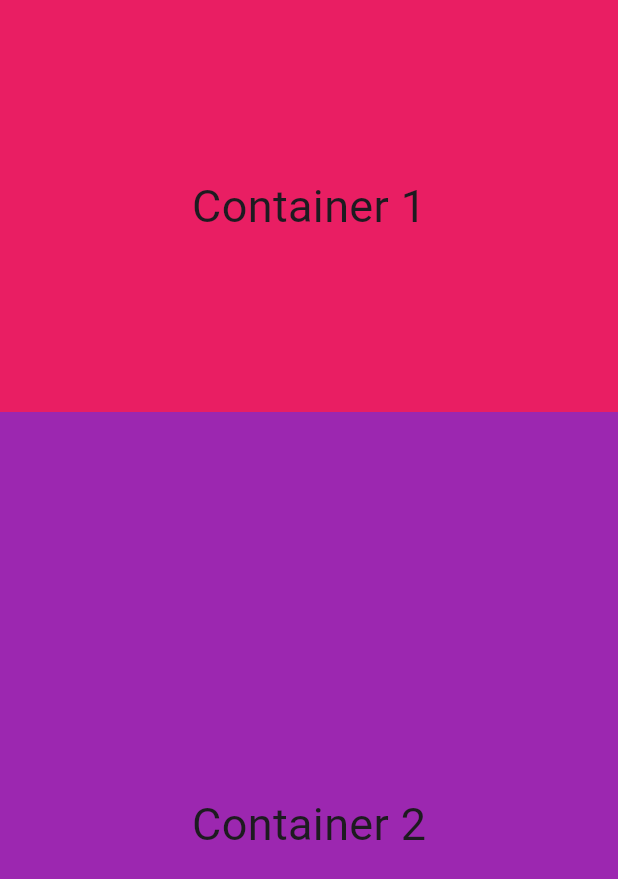
After one commit to sach1nkhatri/classwork, a Flutter app: the screen it shows after launch, on a phone screen of 412 x 824 dp. The commit adds this screen. Shown: the top 879 px of the screen. Run offline on Flutter 3.47's test engine with Material 3 defaults, Android fonts, the phone set to English and light mode, and no system bars.

Commit message:
New Work

```diff
--- /dev/null
+++ b/lib/flexible_expanded_view.dart
@@ -0,0 +1,55 @@
+import 'package:flutter/material.dart';
+
+class FlexibleExpandedView extends StatelessWidget {
+  const FlexibleExpandedView({super.key});
+
+  @override
+  Widget build(BuildContext context) {
+    return Scaffold(
+      body: Column(
+        children: [
+          Expanded(
+            flex: 1,
+            child: GestureDetector(
+              onDoubleTap: () {
+                ScaffoldMessenger.of(context).showSnackBar(
+                  SnackBar(
+                    content: Text("Container 1 tapped"),
+                    backgroundColor: Colors.orange,
+                    behavior: SnackBarBehavior.floating,
+                  ),
+                );
+              },
+              child: Container(
+                alignment: Alignment.center,
+                width: double.infinity,
+                color: Colors.pink,
+                child: Text("Container 1", style: TextStyle(fontSize: 30)),
+              ),
+            ),
+          ),
+          Expanded(
+            flex: 2,
+            child: GestureDetector(
+              onTap: () {
+                ScaffoldMessenger.of(context).showSnackBar(
+                  SnackBar(
+                    content: Text("Container 2 tapped"),
+                    backgroundColor: Colors.grey,
+                    behavior: SnackBarBehavior.floating,
+                  ),
+                );
+              },
+              child: Container(
+                alignment: Alignment.center,
+                width: double.infinity,
+                color: Colors.purple,
+                child: Text("Container 2", style: TextStyle(fontSize: 30)),
+              ),
+            ),
+          ),
+        ],
+      ),
+    );
+  }
+}
--- a/lib/main.dart
+++ b/lib/main.dart
@@ -1,6 +1,7 @@
 // lib/main.dart
 import 'package:flutter/material.dart';
 import 'arithmetic_view.dart';
+import 'flexible_expanded_view.dart';
 
 
 void main() {
@@ -17,7 +18,7 @@ class MyApp extends StatelessWidget {
       theme: ThemeData(
         colorScheme: ColorScheme.fromSeed(seedColor: Colors.deepPurple),
       ),
-      home: ArithmeticScreenState(), // <-- Use UiTest component here
+      home:FlexibleExpandedView(), // <-- Use UiTest component here
     );
   }
 }
```
Also changed, not shown: lib/containerView.dart (added, +32 -0 lines), lib/load_image_view.dart (added, +19 -0 lines), pubspec.yaml (+5 -3 lines), assets/Logo/b.jpg (added), assets/images/a.jpg (added), lib/shared/ShowMyShackBar.dart (added).
